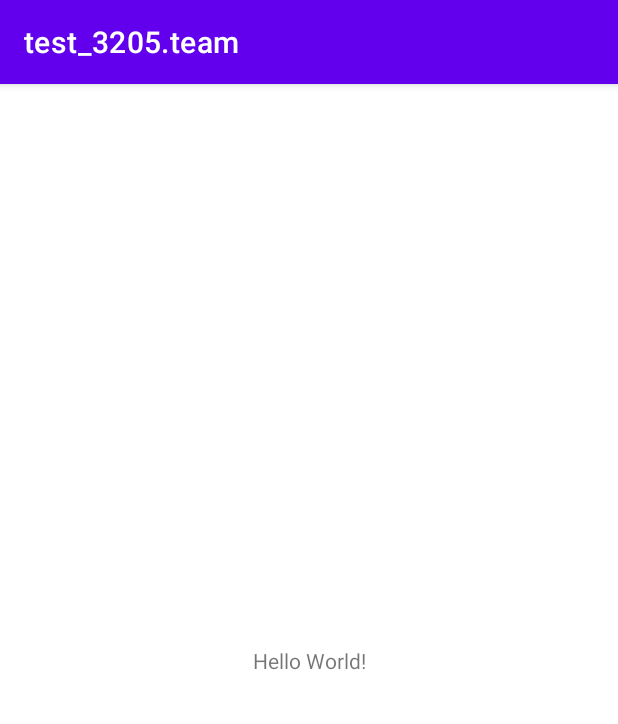
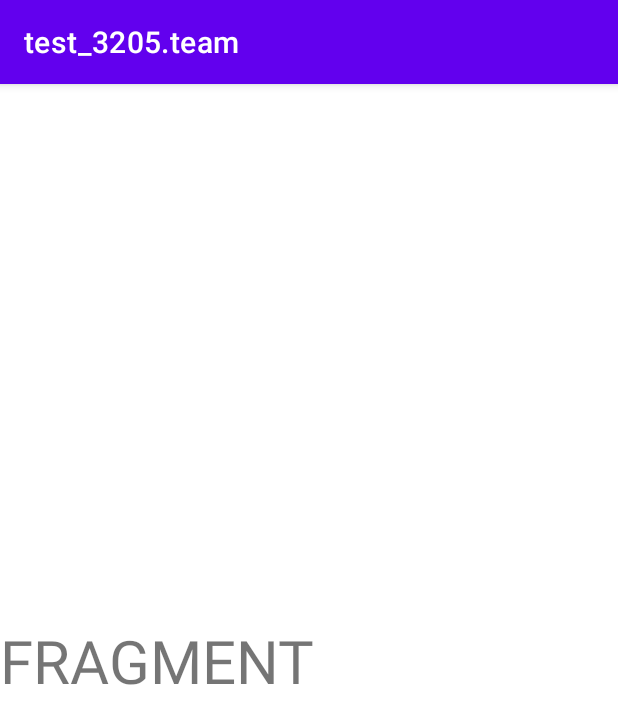
Before and after one commit to ispite/test_3205.team, an Android app: the screen it shows after launch (MainActivity), on a phone screen of 412 x 824 dp. Shown: the top 724 px of the screen. Run offline under Robolectric (Android 15) with nearby library versions, the phone set to English and light mode, and no system bars; libraries missing offline, so code that uses them is left out: by.kirich1409.viewbindingdelegate.

Commit message:
added nav_graph.xml

```diff
--- a/app/build.gradle
+++ b/app/build.gradle
@@ -30,6 +30,9 @@ android {
     kotlinOptions {
         jvmTarget = '1.8'
     }
+    buildFeatures {
+        viewBinding true
+    }
 }
 
 dependencies {
@@ -41,4 +44,10 @@ dependencies {
     testImplementation 'junit:junit:4.13.2'
     androidTestImplementation 'androidx.test.ext:junit:1.1.4'
     androidTestImplementation 'androidx.test.espresso:espresso-core:3.5.0'
+
+    // Navigation
+    implementation "androidx.navigation:navigation-fragment-ktx:2.5.3"
+
+    // View binding delegate // reflection-free flavor
+    implementation 'com.github.kirich1409:viewbindingpropertydelegate-noreflection:1.5.6'
 }
--- /dev/null
+++ b/app/src/main/java/ru/skillbox/test_3205team/MainFragment.kt
@@ -0,0 +1,10 @@
+package ru.skillbox.test_3205team
+
+import androidx.fragment.app.Fragment
+import by.kirich1409.viewbindingdelegate.viewBinding
+import ru.skillbox.test_3205team.databinding.FragmentMainBinding
+
+class MainFragment : Fragment(R.layout.fragment_main) {
+
+    private val binding: FragmentMainBinding by viewBinding(FragmentMainBinding::bind)
+}
--- /dev/null
+++ b/app/src/main/java/ru/skillbox/test_3205team/SplashFragment.kt
@@ -0,0 +1,7 @@
+package ru.skillbox.test_3205team
+
+import androidx.fragment.app.Fragment
+
+class SplashFragment:Fragment() {
+
+}
--- a/app/src/main/res/layout/activity_main.xml
+++ b/app/src/main/res/layout/activity_main.xml
@@ -6,13 +6,12 @@
     android:layout_height="match_parent"
     tools:context=".MainActivity">
 
-    <TextView
-        android:layout_width="wrap_content"
-        android:layout_height="wrap_content"
-        android:text="Hello World!"
-        app:layout_constraintBottom_toBottomOf="parent"
-        app:layout_constraintEnd_toEndOf="parent"
-        app:layout_constraintStart_toStartOf="parent"
-        app:layout_constraintTop_toTopOf="parent" />
+    <androidx.fragment.app.FragmentContainerView
+        android:id="@+id/fragmentContainerView"
+        android:name="androidx.navigation.fragment.NavHostFragment"
+        android:layout_width="match_parent"
+        android:layout_height="match_parent"
+        app:defaultNavHost="true"
+        app:navGraph="@navigation/nav_graph" />
 
 </androidx.constraintlayout.widget.ConstraintLayout>
--- /dev/null
+++ b/app/src/main/res/layout/fragment_main.xml
@@ -0,0 +1,15 @@
+<?xml version="1.0" encoding="utf-8"?>
+<androidx.constraintlayout.widget.ConstraintLayout xmlns:android="http://schemas.android.com/apk/res/android"
+    xmlns:app="http://schemas.android.com/apk/res-auto"
+    android:layout_width="match_parent"
+    android:layout_height="match_parent">
+
+    <TextView
+        android:layout_width="match_parent"
+        android:layout_height="wrap_content"
+        android:text="FRAGMENT"
+        android:textSize="40dp"
+        app:layout_constraintBottom_toBottomOf="parent"
+        app:layout_constraintTop_toTopOf="parent" />
+
+</androidx.constraintlayout.widget.ConstraintLayout>
--- /dev/null
+++ b/app/src/main/res/layout/splash_fragment.xml
@@ -0,0 +1,6 @@
+<?xml version="1.0" encoding="utf-8"?>
+<androidx.constraintlayout.widget.ConstraintLayout xmlns:android="http://schemas.android.com/apk/res/android"
+    android:layout_width="match_parent"
+    android:layout_height="match_parent">
+
+</androidx.constraintlayout.widget.ConstraintLayout>
--- /dev/null
+++ b/app/src/main/res/navigation/nav_graph.xml
@@ -0,0 +1,13 @@
+<?xml version="1.0" encoding="utf-8"?>
+<navigation xmlns:android="http://schemas.android.com/apk/res/android"
+    xmlns:app="http://schemas.android.com/apk/res-auto"
+    xmlns:tools="http://schemas.android.com/tools"
+    android:id="@+id/nav_graph"
+    app:startDestination="@id/mainFragment">
+
+    <fragment
+        android:id="@+id/mainFragment"
+        android:name="ru.skillbox.test_3205team.MainFragment"
+        android:label="MainFragment"
+        tools:layout="@layout/fragment_main" />
+</navigation>
```
